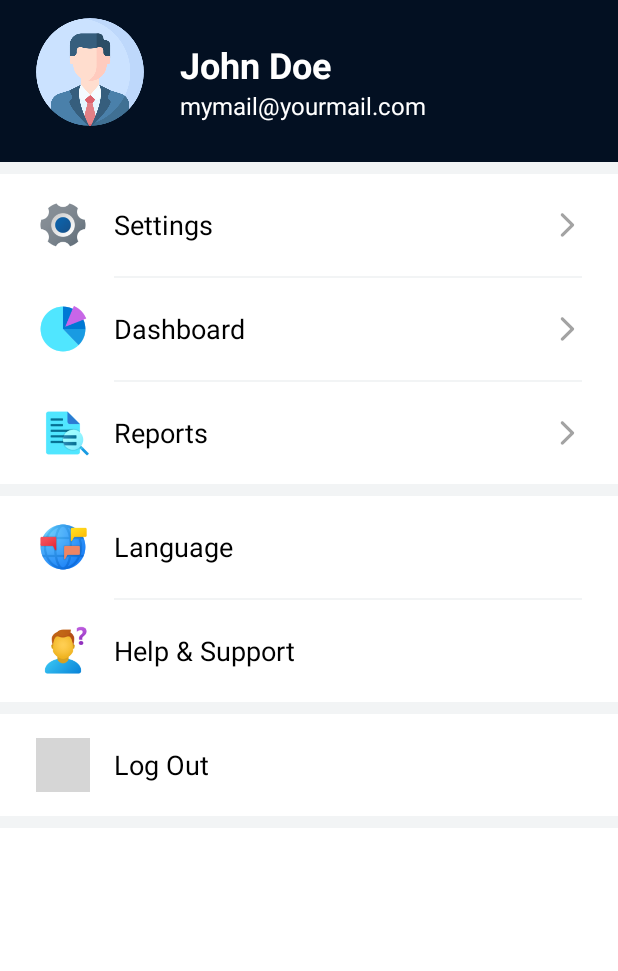
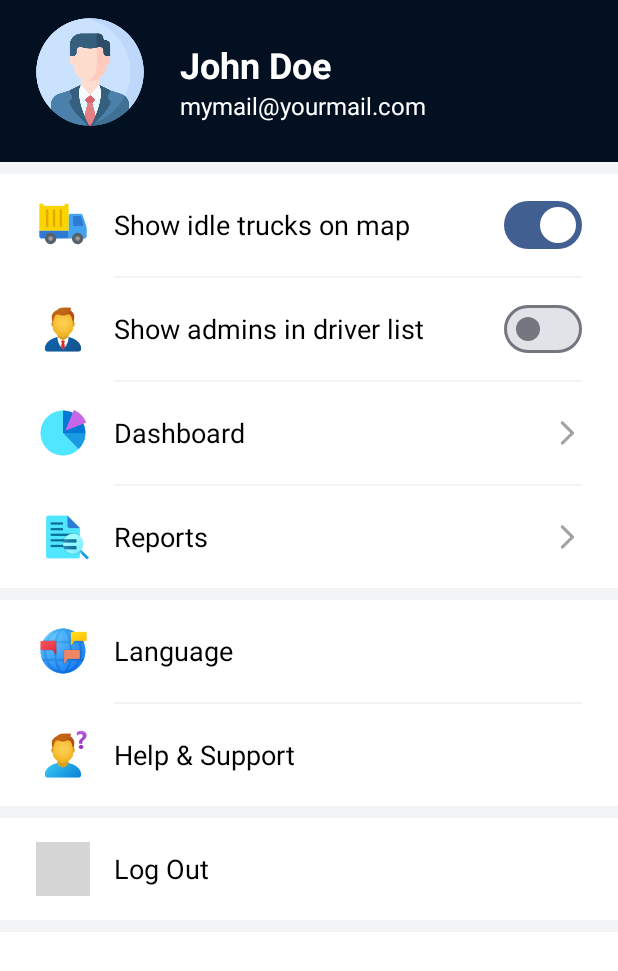
Before and after one commit to Mahmud0808/TruckOrbit, an Android app: the fragment MoreFragment placed in its activity, on a phone screen of 412 x 824 dp. Shown: the top 971 px of the screen. Run offline under Robolectric (Android 15) with nearby library versions, the phone set to English and light mode, and no system bars; our stand-ins replace CircleImageView; 1 statement that could not run was skipped; grey boxes are pictures that could not be loaded.

Commit message:
Add few more settings switches

```diff
--- a/app/src/main/java/com/immon/truckorbit/ui/fragments/admin/DriversFragment.kt
+++ b/app/src/main/java/com/immon/truckorbit/ui/fragments/admin/DriversFragment.kt
@@ -14,6 +14,7 @@ import com.google.firebase.firestore.FirebaseFirestore
 import com.google.firebase.firestore.toObject
 import com.immon.truckorbit.R
 import com.immon.truckorbit.data.Constants.USER_DATABASE
+import com.immon.truckorbit.data.LocalDB
 import com.immon.truckorbit.data.enums.AccountTypeModel
 import com.immon.truckorbit.data.models.UserModel
 import com.immon.truckorbit.databinding.FragmentDriversBinding
@@ -84,9 +85,11 @@ class DriversFragment : BaseFragment() {
 
             if (snapshots != null) {
                 driverList.clear()
+                val showAdmins = LocalDB.getBoolean("show_admins", false)
+
                 for (document in snapshots) {
                     val user = document.toObject<UserModel>()
-                    if (user.accountType == AccountTypeModel.DRIVER) {
+                    if (showAdmins || user.accountType == AccountTypeModel.DRIVER) {
                         driverList.add(user)
                     }
                 }
--- a/app/src/main/java/com/immon/truckorbit/ui/fragments/admin/MonitoringFragment.kt
+++ b/app/src/main/java/com/immon/truckorbit/ui/fragments/admin/MonitoringFragment.kt
@@ -34,6 +34,7 @@ import com.google.firebase.firestore.FirebaseFirestore
 import com.immon.truckorbit.R
 import com.immon.truckorbit.TruckOrbit.getAppContext
 import com.immon.truckorbit.data.Constants.TRUCK_DATABASE
+import com.immon.truckorbit.data.LocalDB
 import com.immon.truckorbit.data.enums.DrivingStatusModel
 import com.immon.truckorbit.data.models.TruckModel
 import com.immon.truckorbit.databinding.FragmentMonitoringBinding
@@ -210,9 +211,13 @@ class MonitoringFragment : BaseFragment() {
                 }
 
                 val truckList = mutableListOf<TruckModel>()
+                val showIdleTrucks = LocalDB.getBoolean("show_idle_trucks", true)
+
                 for (document in querySnapshot?.documents ?: emptyList()) {
                     val truck = document.toObject(TruckModel::class.java)
                     if (truck?.location != null) {
+                        if (!showIdleTrucks && truck.drivingStatus == DrivingStatusModel.IDLE) continue
+
                         truckList.add(truck)
                     }
                 }
--- a/app/src/main/java/com/immon/truckorbit/ui/fragments/admin/MoreFragment.kt
+++ b/app/src/main/java/com/immon/truckorbit/ui/fragments/admin/MoreFragment.kt
@@ -32,6 +32,16 @@ class MoreFragment : BaseFragment() {
             MainActivity.replaceFragment(LandingFragment())
         }
 
+        binding.showIdleTrucksSwitch.isChecked = LocalDB.getBoolean("show_idle_trucks", true)
+        binding.showIdleTrucksSwitch.setOnCheckedChangeListener { _, isChecked ->
+            LocalDB.putBoolean("show_idle_trucks", isChecked)
+        }
+
+        binding.showAdminsSwitch.isChecked = LocalDB.getBoolean("show_admins", false)
+        binding.showAdminsSwitch.setOnCheckedChangeListener { _, isChecked ->
+            LocalDB.putBoolean("show_admins", isChecked)
+        }
+
         return binding.root
     }
 }
--- a/app/src/main/res/layout/fragment_more.xml
+++ b/app/src/main/res/layout/fragment_more.xml
@@ -15,7 +15,7 @@
         android:orientation="horizontal"
         android:padding="24dp">
 
-        <de.hdodenhof.circleimageview.CircleImageView xmlns:app="http://schemas.android.com/apk/res-auto"
+        <de.hdodenhof.circleimageview.CircleImageView
             android:id="@+id/profile_image"
             android:layout_width="72dp"
             android:layout_height="72dp"
@@ -83,22 +83,64 @@
                         android:layout_height="36dp"
                         android:layout_marginEnd="16dp"
                         android:importantForAccessibility="no"
-                        android:src="@drawable/img_settings" />
+                        android:src="@drawable/img_truck" />
 
                     <TextView
                         android:layout_width="0dp"
                         android:layout_height="wrap_content"
                         android:layout_weight="1"
-                        android:text="Settings"
+                        android:text="Show idle trucks on map"
                         android:textColor="@color/black"
                         android:textSize="18sp" />
 
+                    <com.google.android.material.materialswitch.MaterialSwitch
+                        android:id="@+id/show_idle_trucks_switch"
+                        android:layout_width="wrap_content"
+                        android:layout_height="wrap_content"
+                        android:layout_gravity="center_vertical"
+                        android:checked="true"
+                        android:minHeight="0dp" />
+
+                </LinearLayout>
+
+                <View
+                    android:layout_width="match_parent"
+                    android:layout_height="1dp"
+                    android:layout_marginStart="76dp"
+                    android:layout_marginEnd="24dp"
+                    android:background="#F2F4F5" />
+
+                <LinearLayout
+                    android:layout_width="match_parent"
+                    android:layout_height="wrap_content"
+                    android:gravity="center_vertical"
+                    android:orientation="horizontal"
+                    android:paddingHorizontal="24dp"
+                    android:paddingVertical="16dp"
+                    tools:ignore="UseCompoundDrawables">
+
                     <ImageView
-                        android:layout_width="20dp"
-                        android:layout_height="20dp"
+                        android:layout_width="36dp"
+                        android:layout_height="36dp"
+                        android:layout_marginEnd="16dp"
                         android:importantForAccessibility="no"
-                        android:src="@drawable/ic_arrow_forward"
-                        app:tint="@color/gray" />
+                        android:src="@drawable/img_admin" />
+
+                    <TextView
+                        android:layout_width="0dp"
+                        android:layout_height="wrap_content"
+                        android:layout_weight="1"
+                        android:text="Show admins in driver list"
+                        android:textColor="@color/black"
+                        android:textSize="18sp" />
+
+                    <com.google.android.material.materialswitch.MaterialSwitch
+                        android:id="@+id/show_admins_switch"
+                        android:layout_width="wrap_content"
+                        android:layout_height="wrap_content"
+                        android:layout_gravity="center_vertical"
+                        android:checked="false"
+                        android:minHeight="0dp" />
 
                 </LinearLayout>
 
```
Also changed, not shown: app/src/main/res/drawable/img_admin.png (added), app/src/main/res/drawable/img_settings.png (deleted), app/src/main/res/drawable/img_truck.png (added).
